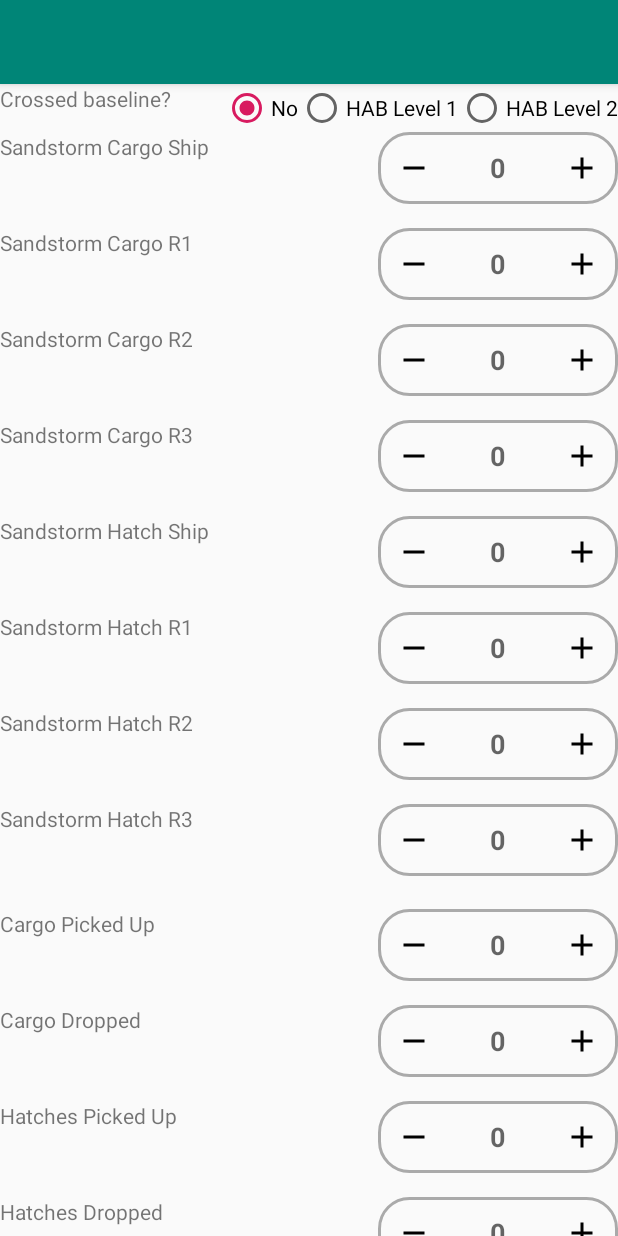
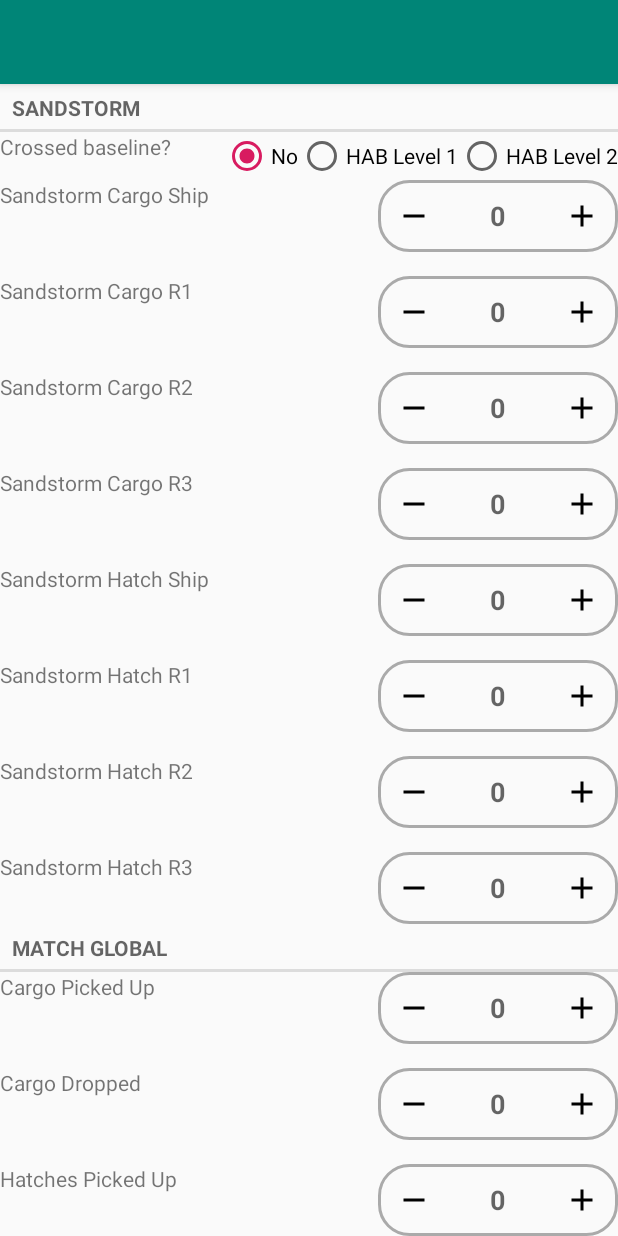
Before and after one commit to RoboRebelsScouting/MatchAppNeo2019, an Android app: the MatchActivity screen opened directly, with no data from a screen before it, on a phone screen of 412 x 824 dp. Run offline under Robolectric (Android 15) with nearby library versions, the phone set to English and light mode, and no system bars.

Commit message:
Added headers

```diff
--- a/app/src/main/res/layout/activity_match.xml
+++ b/app/src/main/res/layout/activity_match.xml
@@ -19,8 +19,16 @@
     <android.support.v4.view.ViewPager
         android:id="@+id/pager"
         android:layout_width="match_parent"
-        android:layout_height="550dp"
+        android:layout_height="560dp"
         app:layout_constraintTop_toBottomOf="@+id/toolbar" />
+
+    <TextView
+        android:id="@+id/matchGlobalHeader"
+        android:layout_width="match_parent"
+        android:layout_height="wrap_content"
+        android:text="@string/match_global"
+        style="?android:attr/listSeparatorTextViewStyle"
+        app:layout_constraintTop_toBottomOf="@id/pager"/>
 
     <TextView
         android:id="@+id/cUpLabel"
@@ -28,7 +36,7 @@
         android:layout_height="wrap_content"
         android:text="@string/c_up"
         app:layout_constraintStart_toStartOf="parent"
-        app:layout_constraintTop_toBottomOf="@+id/pager" />
+        app:layout_constraintTop_toBottomOf="@id/matchGlobalHeader" />
 
     <com.walpolerobotics.scouting.matchappneo2019.widget.Counter
         android:id="@+id/cUpInput"
--- a/app/src/main/res/layout/fragment_sandstorm.xml
+++ b/app/src/main/res/layout/fragment_sandstorm.xml
@@ -7,12 +7,20 @@
     tools:context=".SandstormFragment">
 
     <TextView
+        android:id="@+id/sandstormHeader"
+        android:layout_width="match_parent"
+        android:layout_height="wrap_content"
+        android:text="@string/sandstorm"
+        style="?android:attr/listSeparatorTextViewStyle"
+        app:layout_constraintTop_toTopOf="parent"/>
+
+    <TextView
         android:id="@+id/habInputLabel"
         android:layout_width="wrap_content"
         android:layout_height="wrap_content"
         android:text="@string/hab_input"
         app:layout_constraintStart_toStartOf="parent"
-        app:layout_constraintTop_toTopOf="parent" />
+        app:layout_constraintTop_toBottomOf="@id/sandstormHeader" />
 
     <RadioGroup
         android:id="@+id/habInput"
--- a/app/src/main/res/values/strings.xml
+++ b/app/src/main/res/values/strings.xml
@@ -7,6 +7,11 @@
 
     <string name="no">No</string>
     <string name="none">None</string>
+
+    <string name="sandstorm">Sandstorm</string>
+    <string name="teleop">Tele-Op</string>
+    <string name="end_game">End Game</string>
+    <string name="match_global">Match Global</string>
 
     <string name="alliance_blue">Blue Alliance</string>
     <string name="alliance_red">Red Alliance</string>
```
Also changed, not shown: app/src/main/res/layout/fragment_end_game.xml (+9 -1 lines), app/src/main/res/layout/fragment_tele_op.xml (+9 -1 lines).
